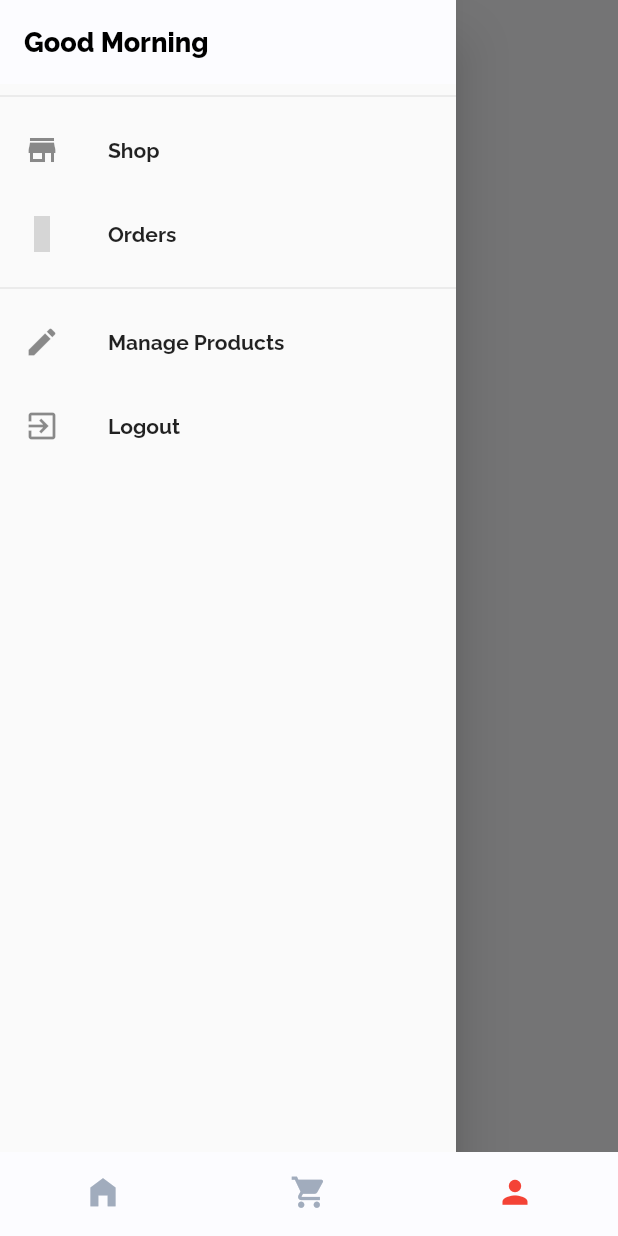
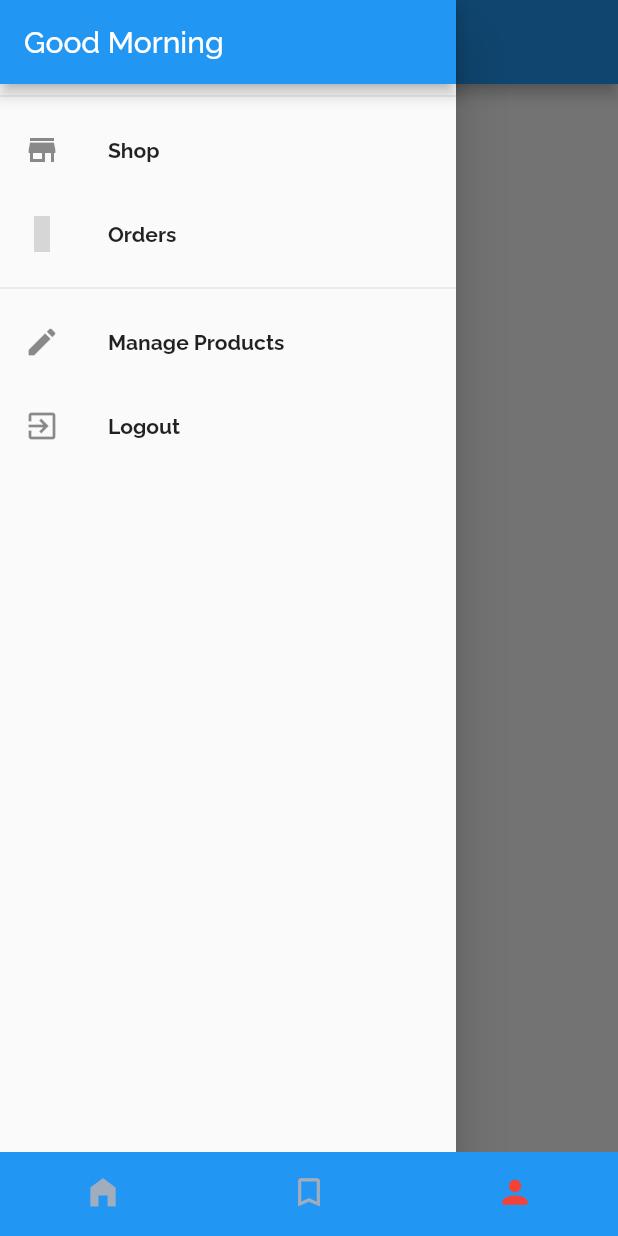
Before and after one commit to michaeldadzie/Commerce, a Flutter app: the BottomNavBar screen opened directly, item 3 of the bottom bar chosen, with the side drawer open, on a phone screen of 412 x 824 dp. Run offline on Flutter 3.47's test engine with Material 2 defaults, Android fonts, the phone set to English and light mode, and no system bars; our stand-ins replace flutter_icons, flutter_screenutil, google_fonts, page_transition, shared_preferences; accounts and stored records are empty; network calls fail; statements that could not run were skipped; grey boxes are pictures that could not be loaded.

Commit message:
Improved UI code

```diff
--- a/lib/core/utils/const.dart
+++ b/lib/core/utils/theme.dart
@@ -1,5 +1,5 @@
 import 'package:flutter/material.dart';
-import 'file:///D:/AndroidStudioProjects/shop_app/lib/core/route/custom_route.dart';
+import 'package:shop_app/core/route/custom_route.dart';
 
 class Constants {
   static String appName = "Shop App";
--- a/lib/core/widgets/bottom_nav.dart
+++ b/lib/core/widgets/bottom_nav.dart
@@ -75,7 +75,7 @@ class _BottomNavBarState extends State<BottomNavBar> {
                 label: ''),
             BottomNavigationBarItem(
                 backgroundColor: Colors.white,
-                icon: Icon(Icons.shopping_cart),
+                icon: Icon(Icons.bookmark_border),
                 label: ''),
             BottomNavigationBarItem(
                 backgroundColor: Colors.white,
```
